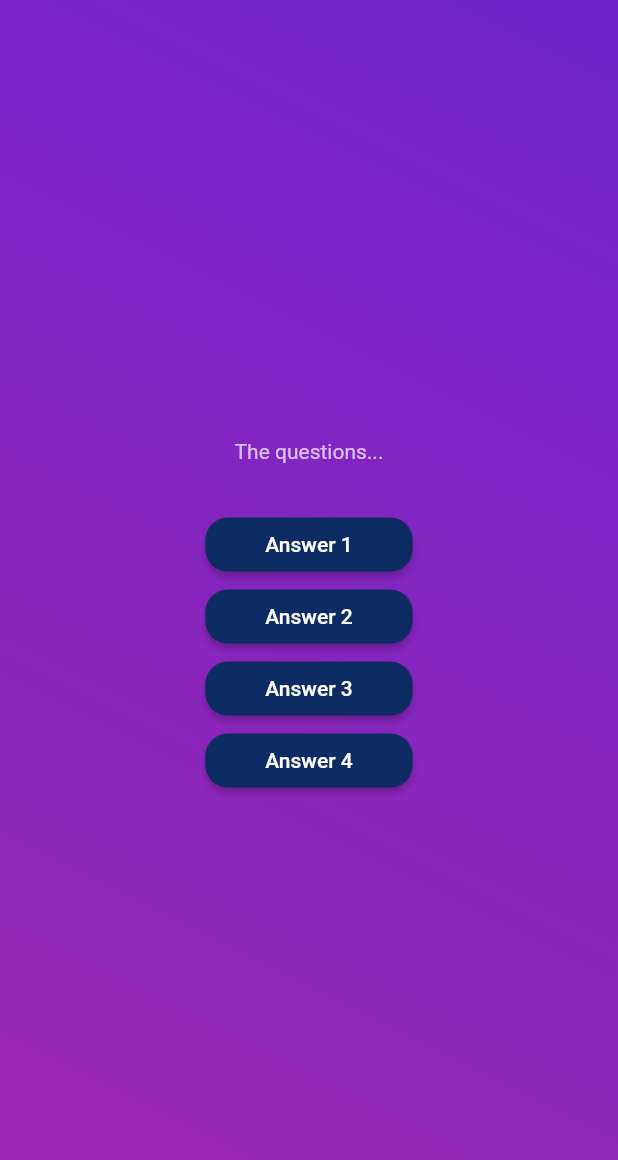
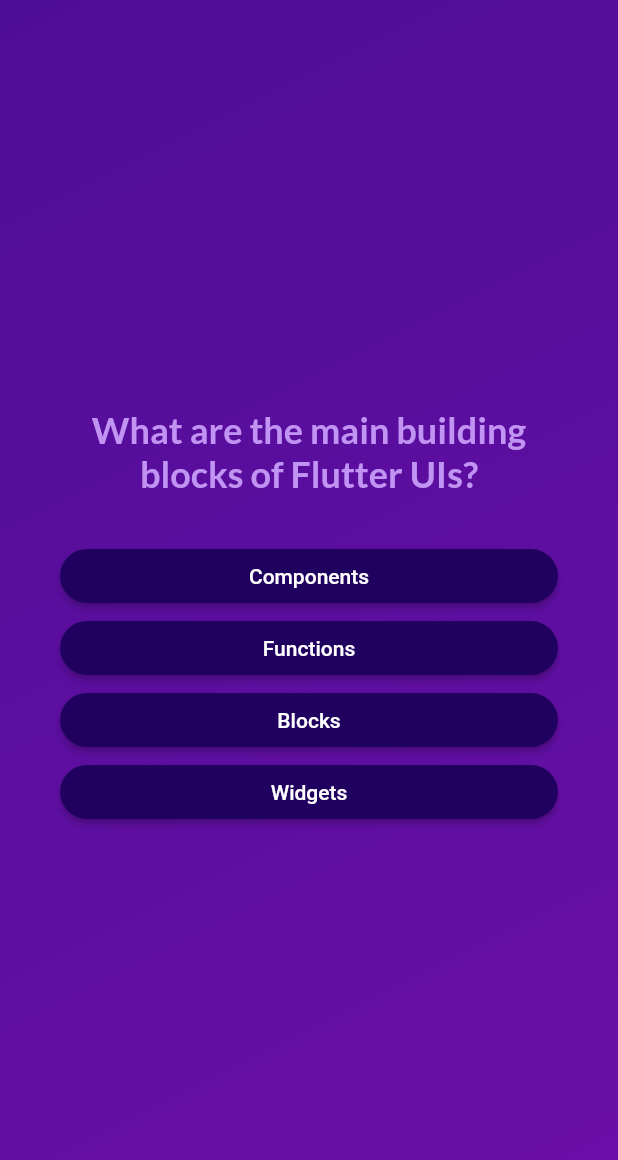
Before and after one commit to Shashank01-26/quiz_app, a Flutter app: the screen it shows after launch, after a tap on "Start Quiz", on a phone screen of 412 x 824 dp. Shown: the top 1160 px of the screen. Run offline on Flutter 3.47's test engine with Material 2 defaults, Android fonts, the phone set to English and light mode, and no system bars; our stand-ins replace google_fonts.

Commit message:
question_summary_Updates

```diff
--- a/lib/answer_button.dart
+++ b/lib/answer_button.dart
@@ -1,23 +1,34 @@
 import 'package:flutter/material.dart';
 
 class AnswerButton extends StatelessWidget {
-  const AnswerButton({super.key, required this.answerText, required this.onTap});
+  const AnswerButton({
+    super.key,
+    required this.answerText,
+    required this.onTap,
+  });
+
   final String answerText;
   final void Function() onTap;
 
   @override
   Widget build(BuildContext context) {
     return ElevatedButton(
-      onPressed: () {},
+      onPressed: onTap,
       style: ElevatedButton.styleFrom(
-        padding:const EdgeInsets.symmetric(vertical: 10,horizontal: 40),
-        backgroundColor: const Color.fromARGB(255, 13, 44, 99),
+        padding: const EdgeInsets.symmetric(
+          vertical: 10,
+          horizontal: 40,
+        ),
+        backgroundColor: const Color.fromARGB(255, 33, 1, 95),
         foregroundColor: Colors.white,
-        shape: RoundedRectangleBorder(borderRadius: BorderRadius.circular(15)),
+        shape: RoundedRectangleBorder(
+          borderRadius: BorderRadius.circular(40),
+        ),
       ),
-      child: Text(answerText),
-
+      child: Text(
+        answerText,
+        textAlign: TextAlign.center,
+      ),
     );
-
   }
 }
--- a/lib/models/quiz_question.dart
+++ b/lib/models/quiz_question.dart
@@ -3,4 +3,10 @@ class QuizQuestion {
 
   final String text;
   final List<String> answers;
+
+  List<String> getShuffledAnswers() {
+    final shuffledList = List.of(answers);
+    shuffledList.shuffle();
+    return shuffledList;
+  }
 }
--- a/lib/question_screen.dart
+++ b/lib/question_screen.dart
@@ -1,8 +1,68 @@
+// import 'package:flutter/material.dart';
+// import 'package:quiz_app/answer_button.dart';
+// import "package:quiz_app/data/questions.dart";
+
+// class QuestionsScreen extends StatefulWidget {
+//   const QuestionsScreen({super.key});
+//   @override
+//   State<QuestionsScreen> createState() {
+//     return _QuestionsScreenState();
+//   }
+// }
+
+// class _QuestionsScreenState extends State<QuestionsScreen> {
+//   var currentQuestionIndex = 0;
+
+//   void answerQuestion() {
+//     currentQuestionIndex++;
+//   }
+
+//   @override
+//   Widget build(BuildContext context) {
+//     final currentQuestion = questions[0];
+
+//     return SizedBox(
+//       width: double.infinity,
+//       child: Container(
+//         margin: const EdgeInsets.all(50),
+//         child: Column(
+//           mainAxisAlignment: MainAxisAlignment.center,
+//           crossAxisAlignment: CrossAxisAlignment.center,
+//           children: [
+//             Text(
+//               currentQuestion.text,
+//               style: const TextStyle(
+//                   color: Color.fromARGB(209, 255, 255, 255), fontSize: 20),
+//               textAlign: TextAlign.center,
+//             ),
+//             const SizedBox(height: 30),
+//             ...currentQuestion.getShuffledAnswers().map((answer) {
+//               return AnswerButton(
+//                 answerText: answer,
+//                 onTap: () {},
+//               );
+//             }),
+//           ],
+//         ),
+//       ),
+//     );
+//   }
+// }
+
 import 'package:flutter/material.dart';
+import 'package:google_fonts/google_fonts.dart';
+
 import 'package:quiz_app/answer_button.dart';
+import 'package:quiz_app/data/questions.dart';
 
 class QuestionsScreen extends StatefulWidget {
-  const QuestionsScreen({super.key});
+  const QuestionsScreen({
+    super.key,
+    required this.onSelectAnswer,
+  });
+
+  final void Function(String answer) onSelectAnswer;
+
   @override
   State<QuestionsScreen> createState() {
     return _QuestionsScreenState();
@@ -10,25 +70,47 @@ class QuestionsScreen extends StatefulWidget {
 }
 
 class _QuestionsScreenState extends State<QuestionsScreen> {
+  var currentQuestionIndex = 0;
+
+  void answerQuestion(String selectedAnswer) {
+    widget.onSelectAnswer(selectedAnswer);
+    setState(() {
+      currentQuestionIndex++; // increments the value by 1
+    });
+  }
+
   @override
-  Widget build(BuildContext context) {
-    return  SizedBox(
+  Widget build(context) {
+    final currentQuestion = questions[currentQuestionIndex];
+
+    return SizedBox(
       width: double.infinity,
+      child: Container(
+        margin: const EdgeInsets.all(40),
         child: Column(
           mainAxisAlignment: MainAxisAlignment.center,
+          crossAxisAlignment: CrossAxisAlignment.stretch,
           children: [
-          const Text(
-            "The questions...",
-            style: TextStyle(color: Colors.white70),
+            Text(
+              currentQuestion.text,
+              style: GoogleFonts.lato(
+                color: Color.fromARGB(255, 193, 147, 243),
+                fontSize: 24,
+                fontWeight: FontWeight.bold,
+              ),
+              textAlign: TextAlign.center,
             ),
             const SizedBox(height: 30),
-          AnswerButton(answerText:'Answer 1', onTap:(){},),
-          AnswerButton(answerText:'Answer 2', onTap:(){},),
-          AnswerButton(answerText:'Answer 3', onTap:(){},),
-          AnswerButton(answerText:'Answer 4', onTap:(){},),
-
-
+            ...currentQuestion.getShuffledAnswers().map((answer) {
+              return AnswerButton(
+                answerText: answer,
+                onTap: () {
+                  answerQuestion(answer);
+                },
+              );
+            })
           ],
+        ),
       ),
     );
   }
--- a/lib/quiz.dart
+++ b/lib/quiz.dart
@@ -1,57 +1,8 @@
-// import 'package:flutter/material.dart';
-// import 'package:quiz_app/start_screen.dart';
-// import 'package:quiz_app/question_screen.dart';
-
-// class Quiz extends StatefulWidget {
-//   const Quiz({super.key});
-
-//   @override
-//   State<Quiz> createState() {
-//     return _QuizState();
-//   }
-// }
-
-// class _QuizState extends State<Quiz> {
-//   Widget? activeScreen;
-
-//   @override
-//   void initState() {
-//     activeScreen = StartScreen(switchScreen);
-//     super.initState();
-//   }
-
-//   void switchScreen() {
-//     setState(() {
-//       activeScreen = const QuestionsScreen();
-//     });
-//   }
-
-//   @override
-//   Widget build(BuildContext context) {
-//     return MaterialApp(
-//       debugShowCheckedModeBanner: false,
-//       home: Scaffold(
-//         body: Container(
-//           decoration: const BoxDecoration(
-//             gradient: LinearGradient(
-//               colors: [
-//                 Color.fromARGB(255, 112, 36, 205),
-//                 Colors.purple,
-//               ],
-//               begin: Alignment.topRight,
-//               end: Alignment.bottomLeft,
-//             ),
-//           ),
-//           child: activeScreen,
-//         ),
-//       ),
-//     );
-//   }
-// }
-
 import 'package:flutter/material.dart';
 import 'package:quiz_app/start_screen.dart';
 import 'package:quiz_app/question_screen.dart';
+import 'package:quiz_app/data/questions.dart';
+import 'package:quiz_app/result_screen.dart';
 
 class Quiz extends StatefulWidget {
   const Quiz({super.key});
@@ -63,6 +14,7 @@ class Quiz extends StatefulWidget {
 }
 
 class _QuizState extends State<Quiz> {
+  List<String> selectedAnswers = [];
   var activeScreen = 'start-screen';
 
   void switchScreen() {
@@ -71,27 +23,41 @@ class _QuizState extends State<Quiz> {
     });
   }
 
+  void chooseAnswer(String answer) {
+    selectedAnswers.add(answer);
+
+    if (selectedAnswers.length == questions.length) {
+      setState(() {
+        // selectedAnswers = [];
+        activeScreen = 'result-screen';
+      });
+    }
+  }
+
   @override
-  Widget build(BuildContext context) {
+  Widget build(context) {
     Widget screenWidget = StartScreen(switchScreen);
 
-  if(activeScreen == 'questions-screen') {
-
-    screenWidget = QuestionsScreen();
-  }
+    if (activeScreen == 'questions-screen') {
+      screenWidget = QuestionsScreen(
+        onSelectAnswer: chooseAnswer,
+      );
+    }
+    if (activeScreen == 'result-screen') {
+      screenWidget = ResultsScreen(chosenAnswers:selectedAnswers);
+    }
 
     return MaterialApp(
-      debugShowCheckedModeBanner: false,
       home: Scaffold(
         body: Container(
           decoration: const BoxDecoration(
             gradient: LinearGradient(
               colors: [
-                Color.fromARGB(255, 112, 36, 205),
-                Colors.purple,
+                Color.fromARGB(255, 78, 13, 151),
+                Color.fromARGB(255, 107, 15, 168),
               ],
-              begin: Alignment.topRight,
-              end: Alignment.bottomLeft,
+              begin: Alignment.topLeft,
+              end: Alignment.bottomRight,
             ),
           ),
           child: screenWidget,
--- a/lib/start_screen.dart
+++ b/lib/start_screen.dart
@@ -1,4 +1,5 @@
 import 'package:flutter/material.dart';
+import 'package:google_fonts/google_fonts.dart';
 
 class StartScreen extends StatelessWidget {
   const StartScreen(this.startQuiz, {super.key});
@@ -6,36 +7,40 @@ class StartScreen extends StatelessWidget {
   final void Function() startQuiz;
 
   @override
-  Widget build(BuildContext context) {
+  Widget build(context) {
     return Center(
       child: Column(
+        mainAxisSize: MainAxisSize.min,
         children: [
-          Opacity(
-            opacity: 0.7,
-            child: Image.asset(
-              'assets/images/quiz-logo.png',
-              width: 300,
-            ),
+          Image.asset(
+            'assets/images/quiz-logo.png',
+            width: 300,
+            color: const Color.fromARGB(150, 255, 255, 255),
           ),
+          // Opacity(
+          //   opacity: 0.6,
+          //   child: Image.asset(
+          //     'assets/images/quiz-logo.png',
+          //     width: 300,
+          //   ),
+          // ),
           const SizedBox(height: 80),
-          const Text(
-            "Learn Flutter The Fun way",
-            style: TextStyle(
-              color: Color.fromARGB(255, 255, 255, 255),
-              fontSize: 23,
+          Text(
+            'Learn Flutter the fun way!',
+            style: GoogleFonts.lato(
+              color: const Color.fromARGB(255, 237, 223, 252),
+              fontSize: 24,
             ),
           ),
           const SizedBox(height: 30),
           OutlinedButton.icon(
-            onPressed:startQuiz,
+            onPressed: startQuiz,
             style: OutlinedButton.styleFrom(
               foregroundColor: Colors.white,
             ),
-            icon:const Icon(
-              Icons.arrow_forward_outlined,
-            ),
+            icon: const Icon(Icons.arrow_right_alt),
             label: const Text('Start Quiz'),
-          ),
+          )
         ],
       ),
     );
--- a/pubspec.yaml
+++ b/pubspec.yaml
@@ -35,6 +35,7 @@ dependencies:
   # The following adds the Cupertino Icons font to your application.
   # Use with the CupertinoIcons class for iOS style icons.
   cupertino_icons: ^1.0.2
+  google_fonts: ^5.1.0
 
 dev_dependencies:
   flutter_test:
```
Also changed, not shown: lib/questions_summary.dart (added, +26 -0 lines), lib/result_screen.dart (added, +55 -0 lines), pubspec.lock, 1 other file. Lines whose indentation alone changed are shown as unchanged.
